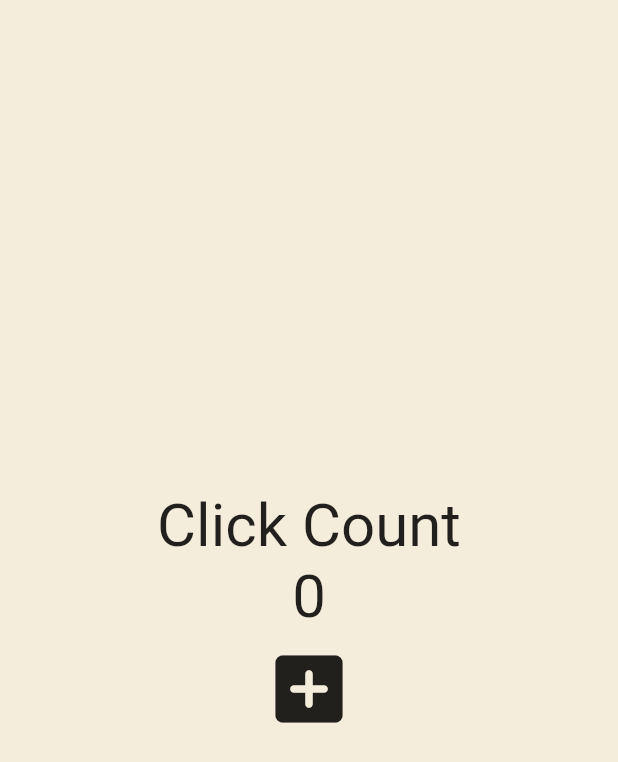
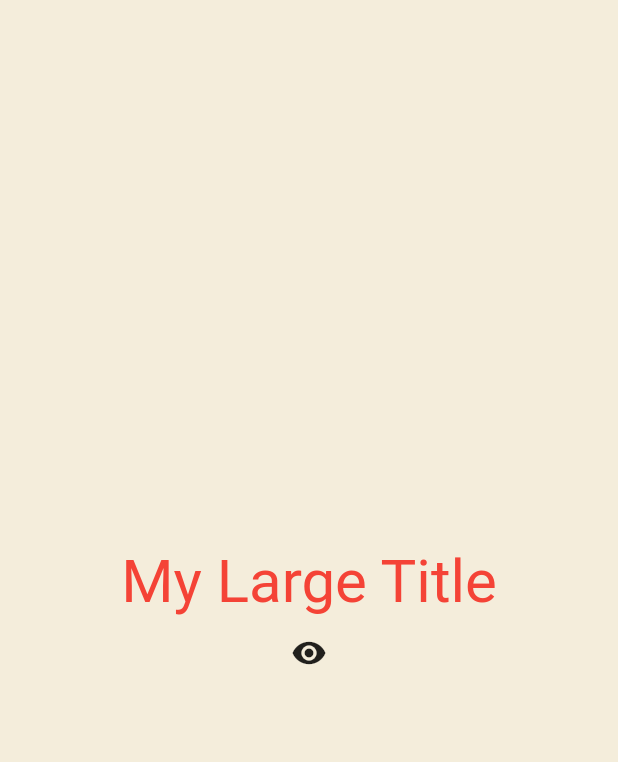
Before and after one commit to lunamundus/flutter_statefulwidget_practice, a Flutter app: the screen it shows after launch, on a phone screen of 412 x 824 dp. Shown: the top 762 px of the screen. Run offline on Flutter 3.47's test engine with Material 2 defaults, Android fonts, the phone set to English and light mode, and no system bars.

Commit message:
study : 231019 Study about initState and dispose method in  StatefulWidget And what is BuildContext and context

```diff
--- a/lib/main.dart
+++ b/lib/main.dart
@@ -12,39 +12,36 @@
 }
 
 class _AppState extends State<App> {
-  int counter = 0;
+  bool showTitle = true;
 
-  void onClicked() {
+  void toggleTitle() {
     setState(() {
-      counter = counter + 1;
+      showTitle = !showTitle;
     });
   }
 
   @override
   Widget build(BuildContext context) {
     return MaterialApp(
+      theme: ThemeData(
+        textTheme: const TextTheme(
+          titleLarge: TextStyle(
+            color: Colors.red,
+          ),
+        ),
+      ),
       home: Scaffold(
         backgroundColor: const Color(0xFFF4EDDB),
         body: Center(
           child: Column(
             mainAxisAlignment: MainAxisAlignment.center,
             children: [
-              const Text(
-                'Click Count',
-                style: TextStyle(
-                  fontSize: 40,
+              showTitle ? const MyLargeTitle() : const Text('nothing'),
+              IconButton(
+                onPressed: toggleTitle,
+                icon: const Icon(
+                  Icons.remove_red_eye,
                 ),
-              ),
-              Text(
-                '$counter',
-                style: const TextStyle(
-                  fontSize: 40,
-                ),
-              ),
-              IconButton(
-                iconSize: 60,
-                onPressed: onClicked,
-                icon: const Icon(Icons.add_box_rounded),
               )
             ],
           ),
@@ -53,3 +50,39 @@
     );
   }
 }
+
+class MyLargeTitle extends StatefulWidget {
+  const MyLargeTitle({
+    super.key,
+  });
+
+  @override
+  State<MyLargeTitle> createState() => _MyLargeTitleState();
+}
+
+class _MyLargeTitleState extends State<MyLargeTitle> {
+  @override
+  void initState() {
+    super.initState();
+
+    print('initState');
+  }
+
+  @override
+  void dispose() {
+    super.dispose();
+    print('dispose');
+  }
+
+  @override
+  Widget build(BuildContext context) {
+    print('build!');
+    return Text(
+      'My Large Title',
+      style: TextStyle(
+        color: Theme.of(context).textTheme.titleLarge?.color,
+        fontSize: 40,
+      ),
+    );
+  }
+}
```
